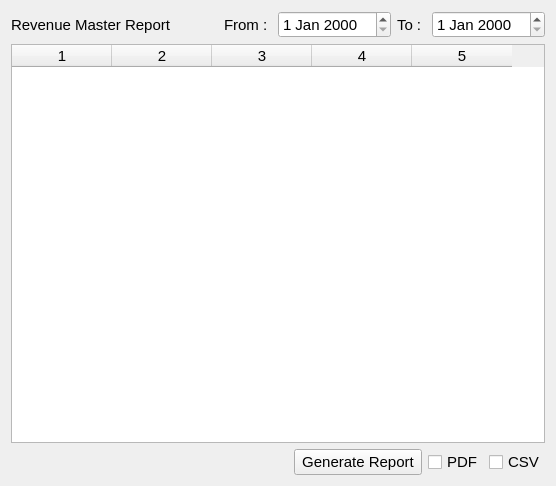
Before: the Qt Designer form estorecpp/revenuemasterreport.ui in Watti/estorecpp, drawn with Qt 5.
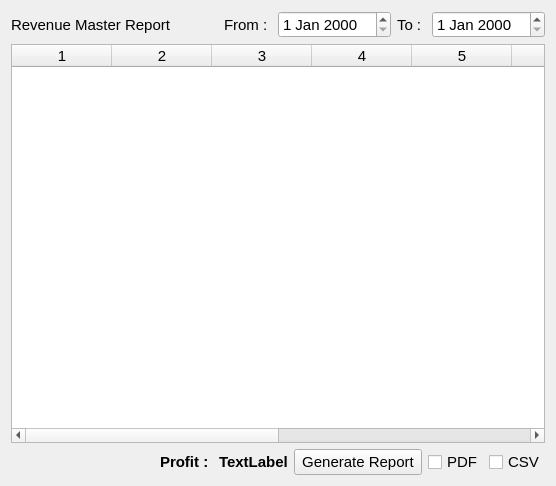
After: the same form once the commit is applied.

Commit message: bug fixes in stock qty editing and profit report and customer wise sales report have been re design

```diff
--- a/estorecpp/revenuemasterreport.ui
+++ b/estorecpp/revenuemasterreport.ui
@@ -104,7 +104,7 @@
       <number>0</number>
      </property>
      <property name="columnCount">
-      <number>5</number>
+      <number>10</number>
      </property>
      <attribute name="horizontalHeaderVisible">
       <bool>true</bool>
@@ -117,6 +117,11 @@
      <column/>
      <column/>
      <column/>
+     <column/>
+     <column/>
+     <column/>
+     <column/>
+     <column/>
     </widget>
    </item>
    <item>
@@ -134,6 +139,34 @@
        </property>
       </spacer>
      </item>
+     <item>
+      <widget class="QLabel" name="label_4">
+       <property name="font">
+        <font>
+         <pointsize>11</pointsize>
+         <weight>75</weight>
+         <bold>true</bold>
+        </font>
+       </property>
+       <property name="text">
+        <string>Profit : </string>
+       </property>
+      </widget>
+     </item>
+     <item>
+      <widget class="QLabel" name="profitLbl">
+       <property name="font">
+        <font>
+         <pointsize>11</pointsize>
+         <weight>75</weight>
+         <bold>true</bold>
+        </font>
+       </property>
+       <property name="text">
+        <string>TextLabel</string>
+       </property>
+      </widget>
+     </item>
      <item>
       <widget class="QPushButton" name="generateButton">
        <property name="font">
```
The commit also changes 4 other files.
